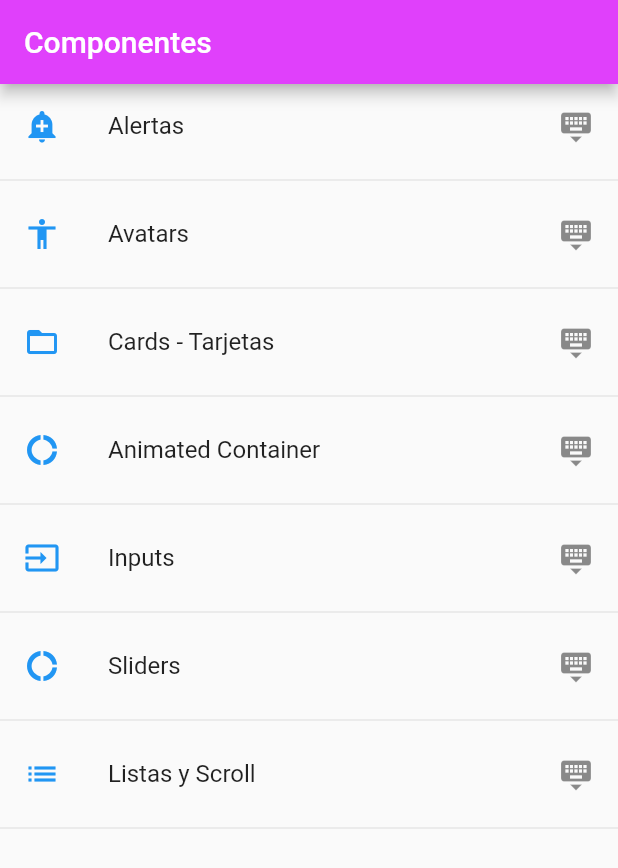
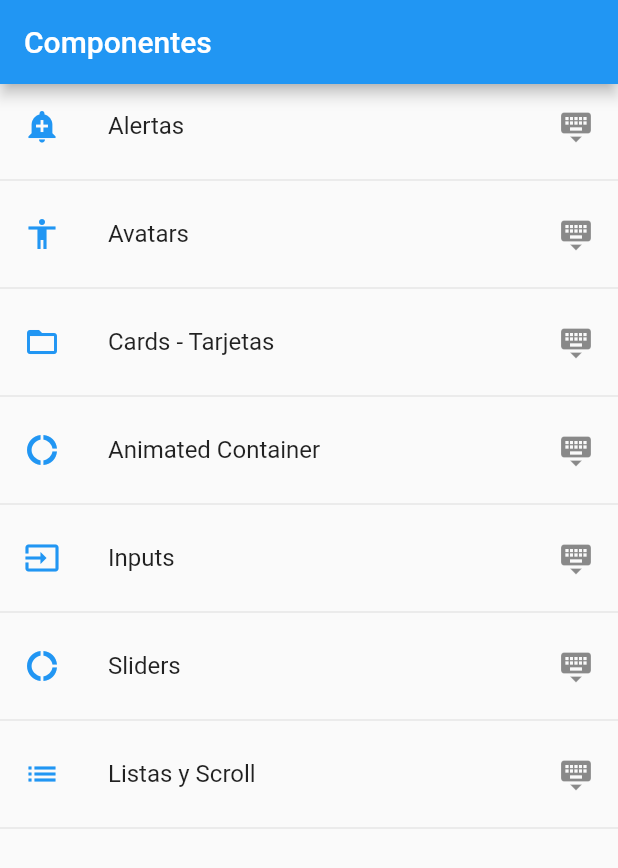
Before and after one commit to martinhash/flutterapp, a Flutter app: the screen it shows after launch, on a phone screen of 412 x 824 dp. Shown: the top 868 px of the screen. Run offline on Flutter 3.47's test engine with Material 2 defaults, Android fonts, the phone set to English and light mode, and no system bars.

Commit message:
fix(appbarColor, avatarSize)

```diff
--- a/lib/src/pages/home_page.dart
+++ b/lib/src/pages/home_page.dart
@@ -13,7 +13,7 @@ class HomePage extends StatelessWidget {
     return Scaffold(
       appBar: AppBar(
         title: Text('Componentes'),
-        backgroundColor: Colors.purpleAccent,
+        backgroundColor: Colors.blue,
         ),
       body: _lista(),
     );
```
Also changed, not shown: lib/src/pages/avatar_page.dart (+11 -2 lines), lib/src/pages/listview_page.dart (line endings or trailing spaces).
